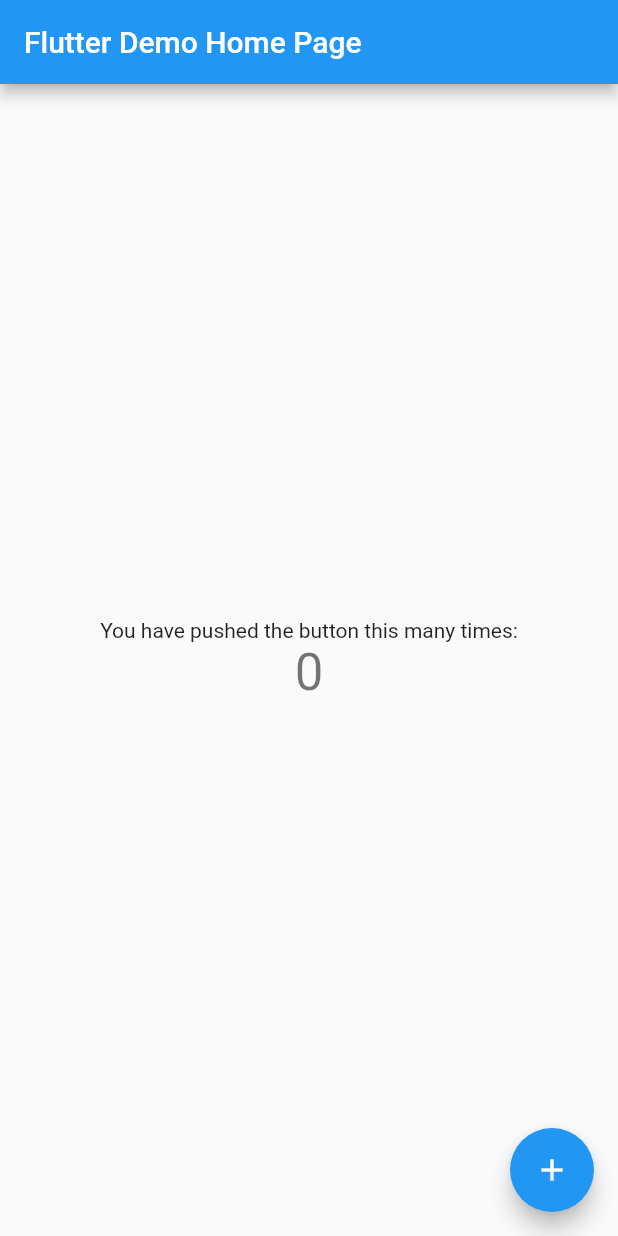
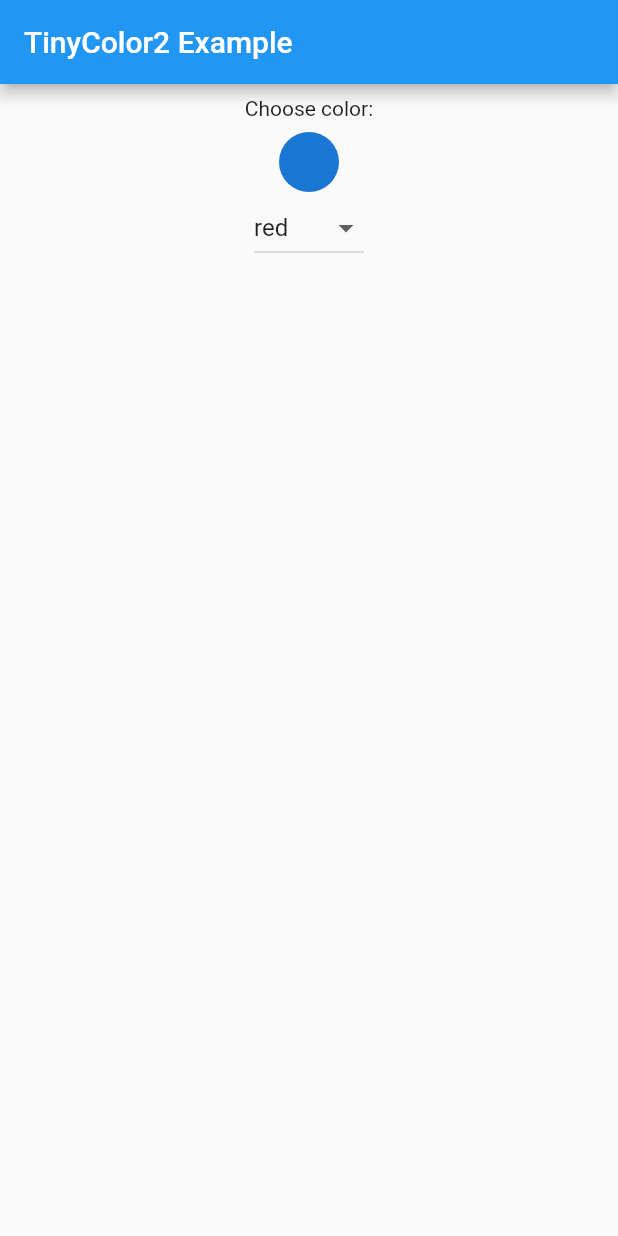
Before and after one commit to FooStudio/tinycolor, a Flutter app: the screen it shows after launch, on a phone screen of 412 x 824 dp. Run offline on Flutter 3.47's test engine with Material 2 defaults, Android fonts, the phone set to English and light mode, and no system bars; missing offline and left inert: pigment.

Commit message:
Adapted app and main page to contain color chooser

```diff
--- a/example/lib/main.dart
+++ b/example/lib/main.dart
@@ -1,113 +1,45 @@
+import 'package:example/color_chooser.dart';
 import 'package:flutter/material.dart';
 
 void main() {
-  runApp(MyApp());
+  runApp(TinyColorApp());
 }
 
-class MyApp extends StatelessWidget {
+class TinyColorApp extends StatelessWidget {
   // This widget is the root of your application.
   @override
   Widget build(BuildContext context) {
     return MaterialApp(
       title: 'Flutter Demo',
       theme: ThemeData(
-        // This is the theme of your application.
-        //
-        // Try running your application with "flutter run". You'll see the
-        // application has a blue toolbar. Then, without quitting the app, try
-        // changing the primarySwatch below to Colors.green and then invoke
-        // "hot reload" (press "r" in the console where you ran "flutter run",
-        // or simply save your changes to "hot reload" in a Flutter IDE).
-        // Notice that the counter didn't reset back to zero; the application
-        // is not restarted.
         primarySwatch: Colors.blue,
       ),
-      home: MyHomePage(title: 'Flutter Demo Home Page'),
+      home: ExamplePage(),
     );
   }
 }
 
-class MyHomePage extends StatefulWidget {
-  MyHomePage({Key? key, required this.title}) : super(key: key);
-
-  // This widget is the home page of your application. It is stateful, meaning
-  // that it has a State object (defined below) that contains fields that affect
-  // how it looks.
-
-  // This class is the configuration for the state. It holds the values (in this
-  // case the title) provided by the parent (in this case the App widget) and
-  // used by the build method of the State. Fields in a Widget subclass are
-  // always marked "final".
-
-  final String title;
+class ExamplePage extends StatefulWidget {
+  ExamplePage({Key? key}) : super(key: key);
 
   @override
-  _MyHomePageState createState() => _MyHomePageState();
+  _ExamplePageState createState() => _ExamplePageState();
 }
 
-class _MyHomePageState extends State<MyHomePage> {
-  int _counter = 0;
-
-  void _incrementCounter() {
-    setState(() {
-      // This call to setState tells the Flutter framework that something has
-      // changed in this State, which causes it to rerun the build method below
-      // so that the display can reflect the updated values. If we changed
-      // _counter without calling setState(), then the build method would not be
-      // called again, and so nothing would appear to happen.
-      _counter++;
-    });
-  }
-
+class _ExamplePageState extends State<ExamplePage> {
   @override
   Widget build(BuildContext context) {
-    // This method is rerun every time setState is called, for instance as done
-    // by the _incrementCounter method above.
-    //
-    // The Flutter framework has been optimized to make rerunning build methods
-    // fast, so that you can just rebuild anything that needs updating rather
-    // than having to individually change instances of widgets.
     return Scaffold(
       appBar: AppBar(
-        // Here we take the value from the MyHomePage object that was created by
-        // the App.build method, and use it to set our appbar title.
-        title: Text(widget.title),
+        title: Text("TinyColor2 Example"),
       ),
       body: Center(
-        // Center is a layout widget. It takes a single child and positions it
-        // in the middle of the parent.
         child: Column(
-          // Column is also a layout widget. It takes a list of children and
-          // arranges them vertically. By default, it sizes itself to fit its
-          // children horizontally, and tries to be as tall as its parent.
-          //
-          // Invoke "debug painting" (press "p" in the console, choose the
-          // "Toggle Debug Paint" action from the Flutter Inspector in Android
-          // Studio, or the "Toggle Debug Paint" command in Visual Studio Code)
-          // to see the wireframe for each widget.
-          //
-          // Column has various properties to control how it sizes itself and
-          // how it positions its children. Here we use mainAxisAlignment to
-          // center the children vertically; the main axis here is the vertical
-          // axis because Columns are vertical (the cross axis would be
-          // horizontal).
-          mainAxisAlignment: MainAxisAlignment.center,
           children: <Widget>[
-            Text(
-              'You have pushed the button this many times:',
-            ),
-            Text(
-              '$_counter',
-              style: Theme.of(context).textTheme.headline4,
-            ),
+            ColorChooser(onColorChange: print),
           ],
         ),
       ),
-      floatingActionButton: FloatingActionButton(
-        onPressed: _incrementCounter,
-        tooltip: 'Increment',
-        child: Icon(Icons.add),
-      ), // This trailing comma makes auto-formatting nicer for build methods.
     );
   }
 }
```
